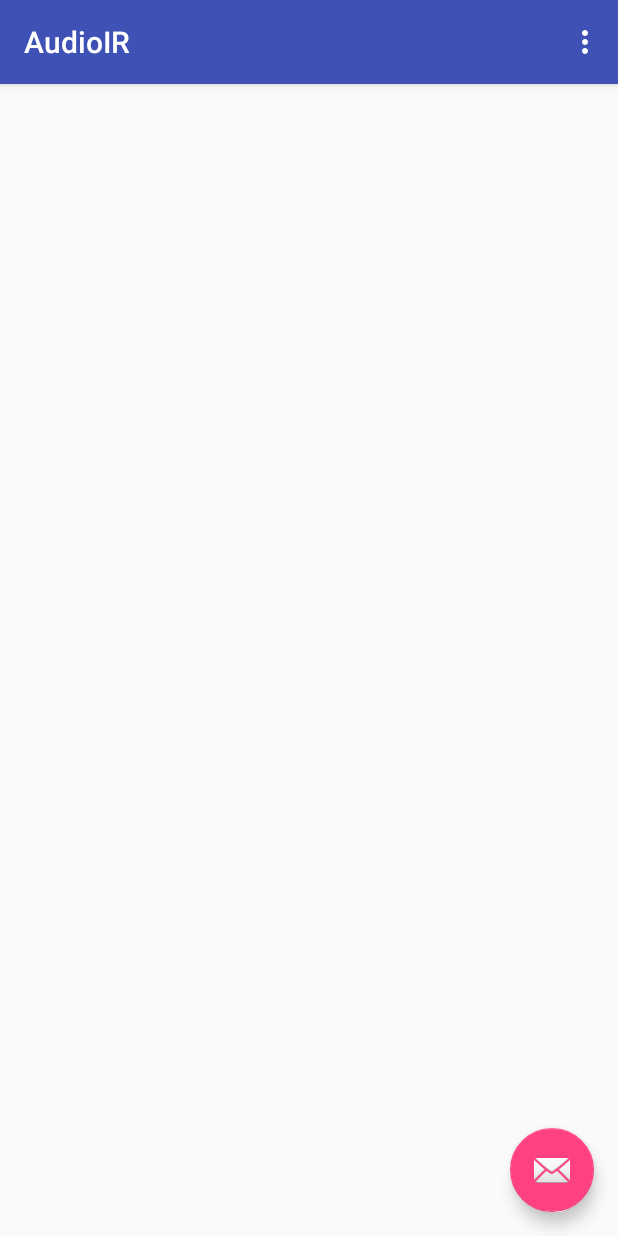
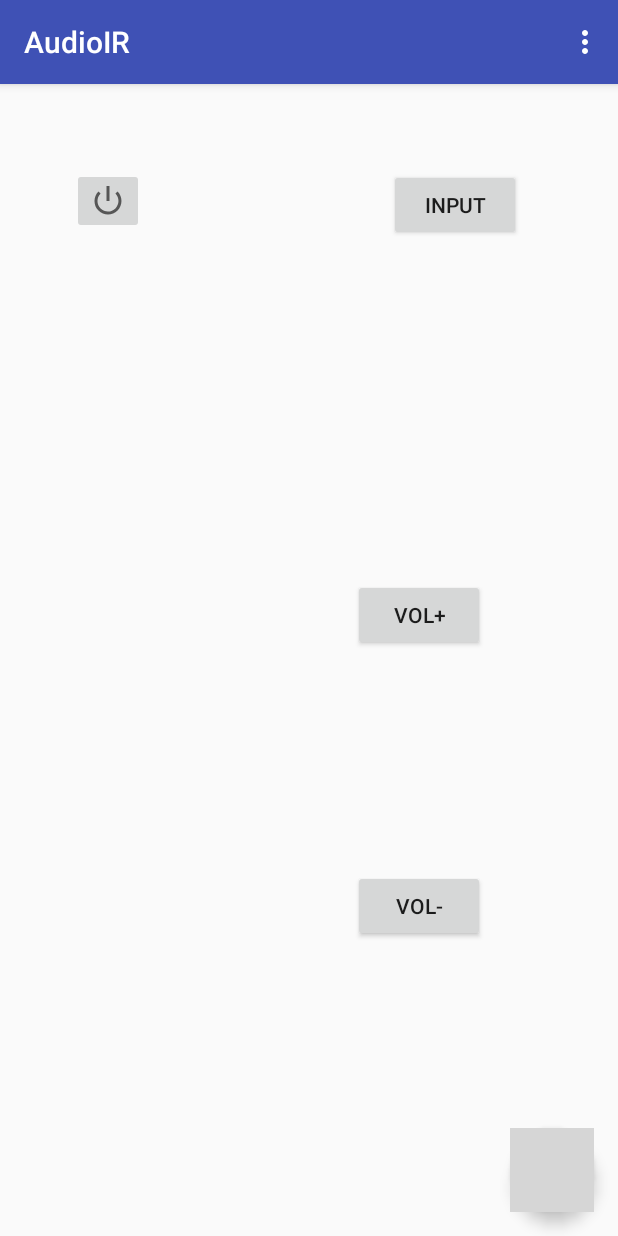
Before and after one commit to a-n-t-i-b-a-r-y-o-n/ProntoDroid, an Android app: the screen it shows after launch (Controls), on a phone screen of 412 x 824 dp. Run offline under Robolectric (Android 15) with nearby library versions, the phone set to English and light mode, and no system bars; grey boxes are pictures that could not be loaded.

Commit message:
Basic app

```diff
--- a/app/build.gradle
+++ b/app/build.gradle
@@ -17,6 +17,10 @@ android {
             proguardFiles getDefaultProguardFile('proguard-android.txt'), 'proguard-rules.pro'
         }
     }
+    compileOptions {
+        targetCompatibility 1.8
+        sourceCompatibility 1.8
+    }
 }
 
 dependencies {
--- a/app/src/main/java/paronomasia/audioir/Controls.java
+++ b/app/src/main/java/paronomasia/audioir/Controls.java
@@ -1,5 +1,6 @@
 package paronomasia.audioir;
 
+import android.media.MediaPlayer;
 import android.os.Bundle;
 import android.support.design.widget.FloatingActionButton;
 import android.support.design.widget.Snackbar;
@@ -8,6 +9,8 @@ import android.support.v7.widget.Toolbar;
 import android.view.View;
 import android.view.Menu;
 import android.view.MenuItem;
+import android.widget.Button;
+import android.widget.ImageButton;
 
 public class Controls extends AppCompatActivity {
 
@@ -15,17 +18,40 @@ public class Controls extends AppCompatActivity {
     protected void onCreate(Bundle savedInstanceState) {
         super.onCreate(savedInstanceState);
         setContentView(R.layout.activity_controls);
-        Toolbar toolbar = (Toolbar) findViewById(R.id.toolbar);
+        Toolbar toolbar = findViewById(R.id.toolbar);
         setSupportActionBar(toolbar);
 
-        FloatingActionButton fab = (FloatingActionButton) findViewById(R.id.fab);
-        fab.setOnClickListener(new View.OnClickListener() {
-            @Override
-            public void onClick(View view) {
-                Snackbar.make(view, "Replace with your own action", Snackbar.LENGTH_LONG)
-                        .setAction("Action", null).show();
-            }
+        FloatingActionButton fab = findViewById(R.id.fab);
+        fab.setOnClickListener(l -> Snackbar.make(l, "Not implemented yet...", Snackbar.LENGTH_LONG)
+                        .setAction("Action", null).show());
+
+
+        ImageButton pwrButton = findViewById(R.id.pwrButton);
+        pwrButton.setOnClickListener(l -> {
+            MediaPlayer pwrMP = MediaPlayer.create(this, R.raw.sanyopower);
+            pwrMP.start();
+            //mp.setVolume(100,100);
         });
+
+
+        Button inputButton = findViewById(R.id.inputButton);
+        inputButton.setOnClickListener(l -> {
+            MediaPlayer inputMP = MediaPlayer.create(this, R.raw.sanyoinput);
+            inputMP.start();
+        });
+
+        Button volUPButton = findViewById(R.id.volUPButton);
+        volUPButton.setOnClickListener(l -> {
+            MediaPlayer volupMP = MediaPlayer.create(this, R.raw.sanyovolup);
+            volupMP.start();
+        });
+
+        Button volDNButton = findViewById(R.id.volDNButton);
+        volDNButton.setOnClickListener(l -> {
+            MediaPlayer voldnMP = MediaPlayer.create(this, R.raw.sanyovoldown);
+            voldnMP.start();
+        });
+
     }
 
     @Override
--- a/app/src/main/res/layout/activity_controls.xml
+++ b/app/src/main/res/layout/activity_controls.xml
@@ -28,6 +28,6 @@
         android:layout_height="wrap_content"
         android:layout_gravity="bottom|end"
         android:layout_margin="@dimen/fab_margin"
-        app:srcCompat="@android:drawable/ic_dialog_email" />
+        app:srcCompat="@drawable/remotebutton" />
 
 </android.support.design.widget.CoordinatorLayout>
--- a/app/src/main/res/layout/content_controls.xml
+++ b/app/src/main/res/layout/content_controls.xml
@@ -8,4 +8,64 @@
     tools:context="paronomasia.audioir.Controls"
     tools:showIn="@layout/activity_controls">
 
+    <ImageButton
+        android:id="@+id/pwrButton"
+        android:layout_width="wrap_content"
+        android:layout_height="wrap_content"
+        android:layout_marginBottom="8dp"
+        android:layout_marginEnd="8dp"
+        android:layout_marginStart="8dp"
+        android:layout_marginTop="8dp"
+        android:contentDescription="@string/power"
+        app:layout_constraintBottom_toBottomOf="parent"
+        app:layout_constraintEnd_toEndOf="parent"
+        app:layout_constraintHorizontal_bias="0.114"
+        app:layout_constraintStart_toStartOf="parent"
+        app:layout_constraintTop_toTopOf="parent"
+        app:layout_constraintVertical_bias="0.068"
+        app:srcCompat="@android:drawable/ic_lock_power_off" />
+
+    <Button
+        android:id="@+id/inputButton"
+        android:layout_width="wrap_content"
+        android:layout_height="wrap_content"
+        android:text="@string/input"
+        android:layout_marginTop="8dp"
+        app:layout_constraintTop_toTopOf="parent"
+        app:layout_constraintBottom_toBottomOf="parent"
+        android:layout_marginBottom="8dp"
+        app:layout_constraintStart_toStartOf="parent"
+        android:layout_marginStart="8dp"
+        app:layout_constraintEnd_toEndOf="parent"
+        android:layout_marginEnd="8dp"
+        app:layout_constraintHorizontal_bias="0.816"
+        app:layout_constraintVertical_bias="0.069" />
+
+    <Button
+        android:id="@+id/volUPButton"
+        android:layout_width="wrap_content"
+        android:layout_height="wrap_content"
+        android:text="@string/VolUP"
+        android:layout_marginTop="192dp"
+        app:layout_constraintTop_toTopOf="parent"
+        app:layout_constraintEnd_toEndOf="parent"
+        android:layout_marginEnd="8dp"
+        app:layout_constraintStart_toStartOf="parent"
+        android:layout_marginStart="8dp"
+        app:layout_constraintHorizontal_bias="0.738"
+        android:layout_marginBottom="8dp"
+        app:layout_constraintBottom_toTopOf="@+id/volDNButton" />
+
+    <Button
+        android:id="@+id/volDNButton"
+        android:layout_width="wrap_content"
+        android:layout_height="wrap_content"
+        android:text="@string/VolDN"
+        android:layout_marginBottom="196dp"
+        app:layout_constraintBottom_toBottomOf="parent"
+        app:layout_constraintEnd_toEndOf="parent"
+        android:layout_marginEnd="8dp"
+        app:layout_constraintStart_toStartOf="parent"
+        android:layout_marginStart="8dp"
+        app:layout_constraintHorizontal_bias="0.738" />
 </android.support.constraint.ConstraintLayout>
--- a/app/src/main/res/values/strings.xml
+++ b/app/src/main/res/values/strings.xml
@@ -1,4 +1,8 @@
 <resources>
     <string name="app_name">AudioIR</string>
     <string name="action_settings">Settings</string>
+    <string name="VolUP">Vol+</string>
+    <string name="VolDN">Vol-</string>
+    <string name="input">Input</string>
+    <string name="power">Power</string>
 </resources>
```
Also changed, not shown: 1 other file.
